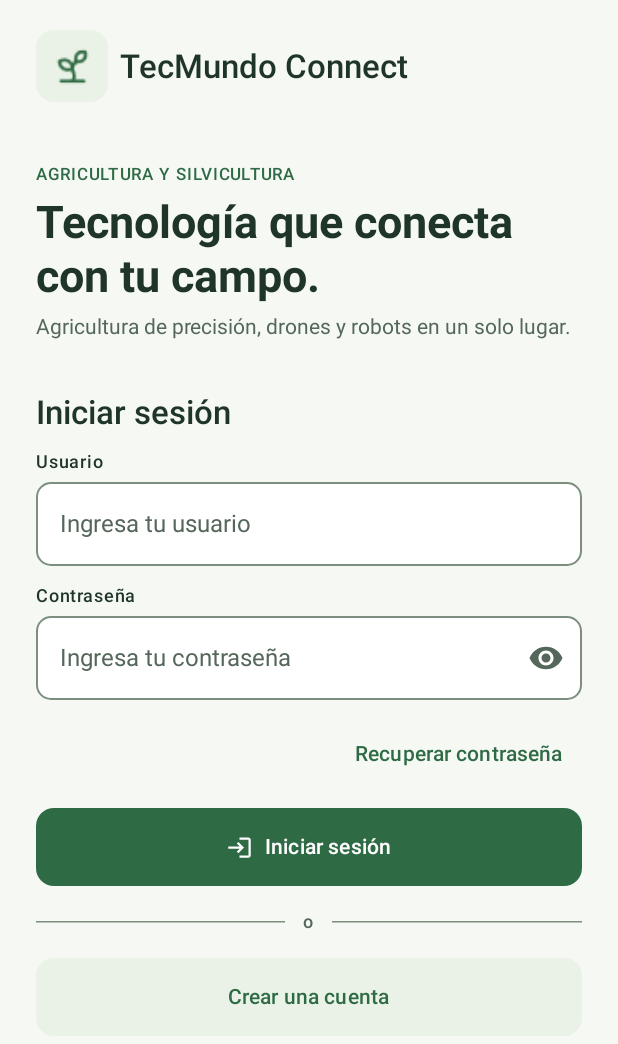
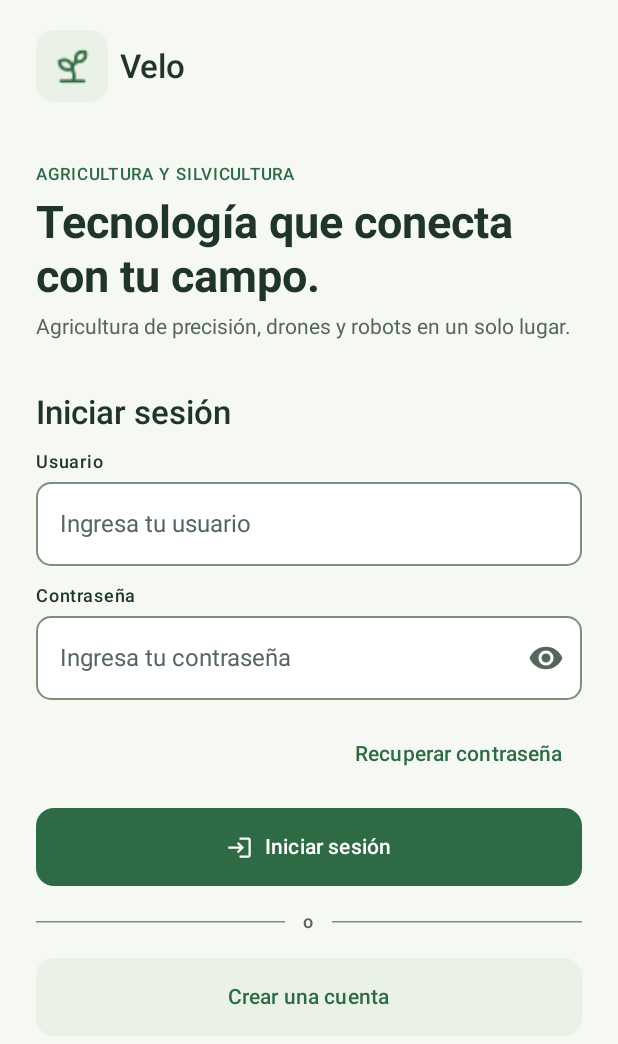
Before and after one commit to Javier9897/VeloApp, an Android app built with Jetpack Compose: the LoginScreen screen opened through its navigation route, on a phone screen of 412 x 824 dp. Shown: the top 1044 px of the screen. Run offline under Robolectric (Android 15) with nearby library versions, the phone set to English and light mode, and no system bars; our stand-ins replace Room's generated code.

Commit message:
Cambio de titulo en la app

```diff
--- a/Velo/app/src/main/java/com/duoc/velo/ui/CampoComponentes.kt
+++ b/Velo/app/src/main/java/com/duoc/velo/ui/CampoComponentes.kt
@@ -33,6 +33,7 @@ import androidx.compose.runtime.Composable
 import androidx.compose.ui.Alignment
 import androidx.compose.ui.Modifier
 import androidx.compose.ui.res.painterResource
+import androidx.compose.ui.res.stringResource
 import androidx.compose.ui.text.font.FontWeight
 import androidx.compose.ui.unit.dp
 import com.duoc.velo.R
@@ -60,7 +61,7 @@ internal fun VeloMarca(modifier: Modifier = Modifier, destacada: Boolean = false
     Row(modifier, verticalAlignment = Alignment.CenterVertically, horizontalArrangement = Arrangement.spacedBy(8.dp)) {
         LogoVelo(grande = destacada)
         Text(
-            text = "TecMundo Connect",
+            text = stringResource(R.string.app_name),
             style = if (destacada) MaterialTheme.typography.titleLarge else MaterialTheme.typography.titleSmall
         )
     }
--- a/Velo/app/src/main/java/com/duoc/velo/ui/Inicio.kt
+++ b/Velo/app/src/main/java/com/duoc/velo/ui/Inicio.kt
@@ -20,6 +20,7 @@ import androidx.compose.ui.graphics.Brush
 import androidx.compose.ui.graphics.Color
 import androidx.compose.ui.layout.ContentScale
 import androidx.compose.ui.res.painterResource
+import androidx.compose.ui.res.stringResource
 import androidx.compose.ui.text.style.TextAlign
 import androidx.compose.ui.unit.dp
 import com.duoc.velo.R
@@ -51,7 +52,7 @@ fun InicioScreen(onComenzar: () -> Unit) {
             verticalArrangement = Arrangement.spacedBy(12.dp)
         ) {
             LogoVelo(grande = true)
-            Text("TecMundo Connect", color = Color.White, style = MaterialTheme.typography.titleLarge)
+            Text(stringResource(R.string.app_name), color = Color.White, style = MaterialTheme.typography.titleLarge)
             Text(
                 "AGRICULTURA Y SILVICULTURA",
                 modifier = Modifier.padding(top = 12.dp),
```
